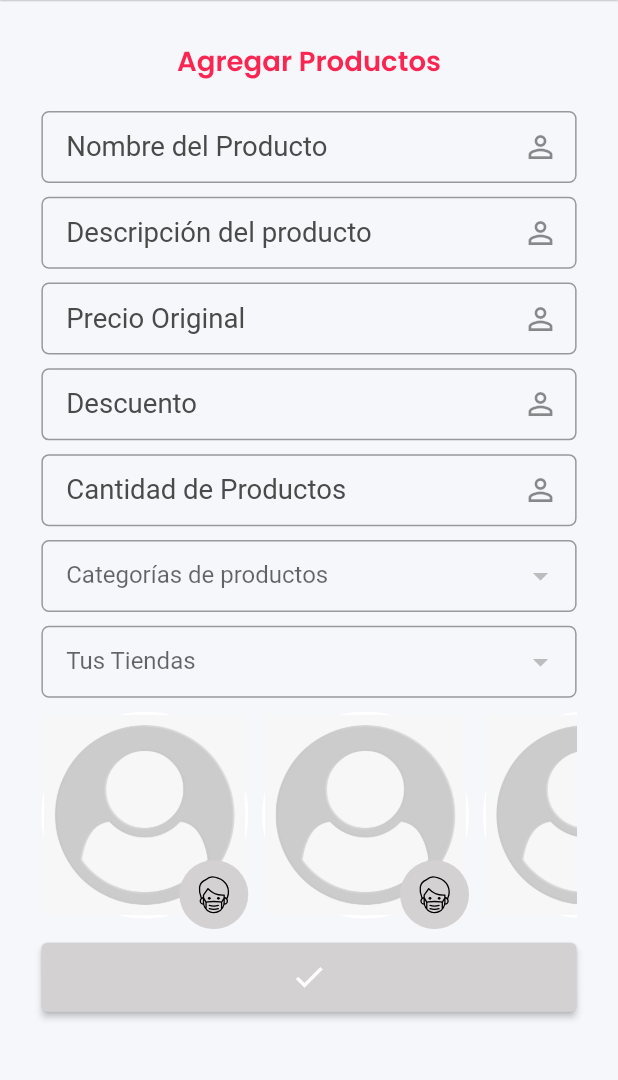
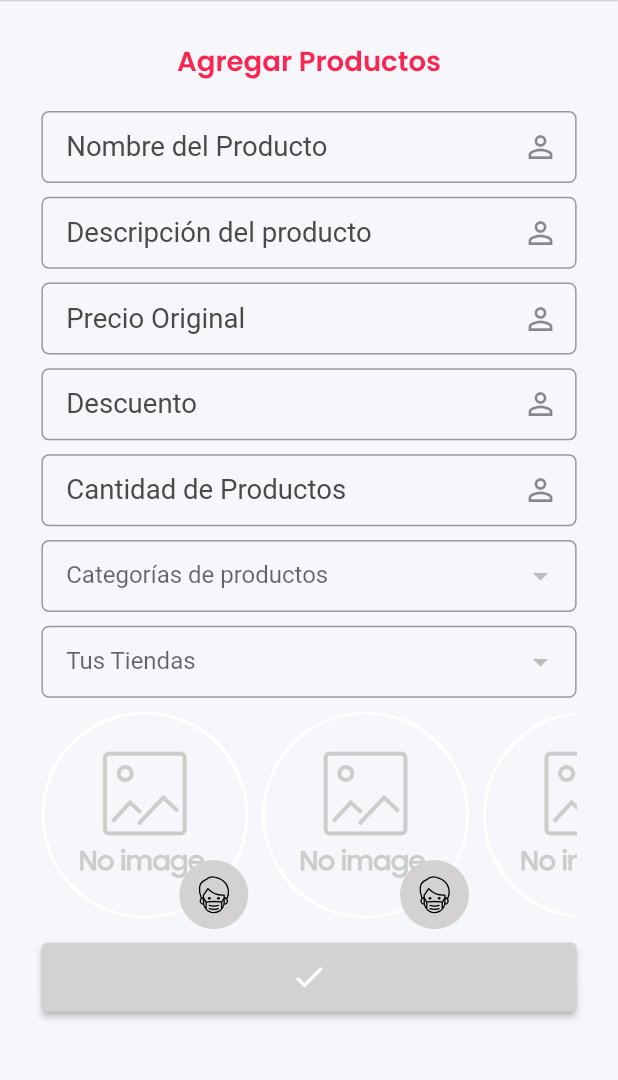
Before and after one commit to richiejoel/littleshops, a Flutter app: the AddProductsScreen screen opened by its route, on a phone screen of 412 x 824 dp, the part 84-1164 px from its top. Run offline on Flutter 3.47's test engine with Material 2 defaults, Android fonts, the phone set to English and light mode, and no system bars; our stand-ins replace bloc, carousel_slider, cloud_firestore, dio, equatable, firebase_auth and 16 more; missing offline and left inert: square_in_app_payments; accounts and stored records are empty.

```diff
--- a/lib/constants/image_constants.dart
+++ b/lib/constants/image_constants.dart
@@ -4,4 +4,6 @@ class IMAGE_CONSTANT {
    static const DEFAULT_AVATAR = "assets/images/default_avatar.png";
    static const NO_RECORD = "assets/images/no_record.png";
    static const ADD_ADDRESS = "assets/images/add_address.png";
+   static const NO_PRODUCTS = "assets/images/no_image.png";
+
 }
--- a/lib/presentation/screens/add_products/add_products_screen.dart
+++ b/lib/presentation/screens/add_products/add_products_screen.dart
@@ -366,7 +366,7 @@ class _AddProductsScreenState extends State<AddProductsScreen>{
                 fit: BoxFit.cover,
                 image: imageCurrent != null
                     ? FileImage(File(imageCurrent!.path))
-                    : AssetImage(IMAGE_CONSTANT.DEFAULT_AVATAR)
+                    : AssetImage(IMAGE_CONSTANT.NO_PRODUCTS)
                 as ImageProvider<Object>,
               )
             ),
@@ -403,7 +403,7 @@ class _AddProductsScreenState extends State<AddProductsScreen>{
                     fit: BoxFit.cover,
                     image: imageCurrentTwo != null
                         ? FileImage(File(imageCurrentTwo!.path))
-                        : AssetImage(IMAGE_CONSTANT.DEFAULT_AVATAR)
+                        : AssetImage(IMAGE_CONSTANT.NO_PRODUCTS)
                     as ImageProvider<Object>,
                   )
               ),
@@ -440,7 +440,7 @@ class _AddProductsScreenState extends State<AddProductsScreen>{
                     fit: BoxFit.cover,
                     image: imageCurrentThree != null
                         ? FileImage(File(imageCurrentThree!.path))
-                        : AssetImage(IMAGE_CONSTANT.DEFAULT_AVATAR)
+                        : AssetImage(IMAGE_CONSTANT.NO_PRODUCTS)
                     as ImageProvider<Object>,
                   )
               ),
@@ -477,7 +477,7 @@ class _AddProductsScreenState extends State<AddProductsScreen>{
                     fit: BoxFit.cover,
                     image: imageCurrentFour != null
                         ? FileImage(File(imageCurrentFour!.path))
-                        : AssetImage(IMAGE_CONSTANT.DEFAULT_AVATAR)
+                        : AssetImage(IMAGE_CONSTANT.NO_PRODUCTS)
                     as ImageProvider<Object>,
                   )
               ),
```
Also changed, not shown: assets/images/no_image.png (added).
